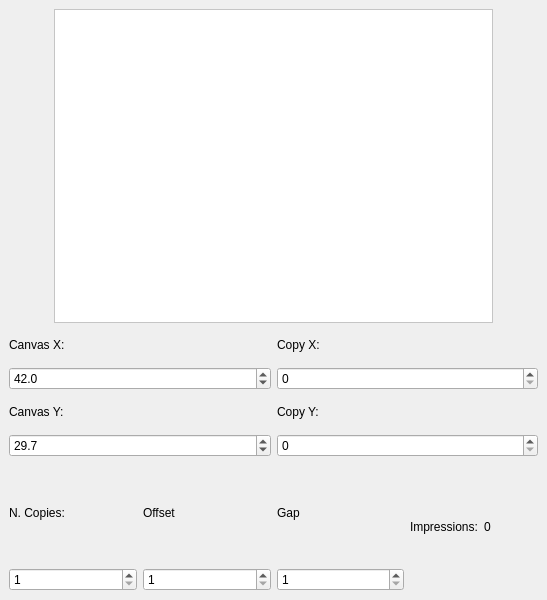
The window that mainwindow.ui (ikerBorr/CanvasPyQT) describes before a commit, drawn with Qt 5.
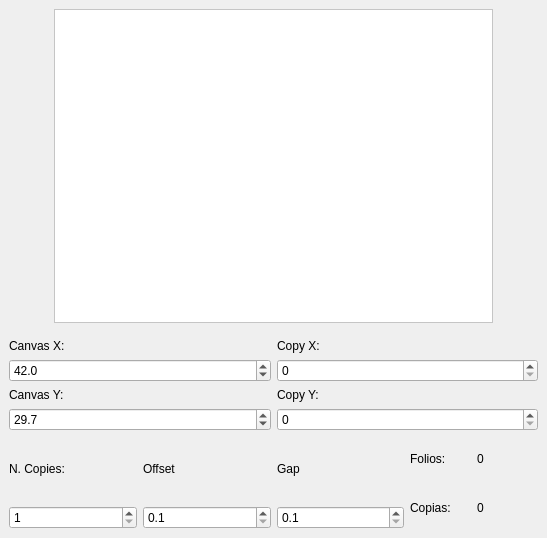
The same window after the commit.

Patch:
```diff
--- a/mainwindow.ui
+++ b/mainwindow.ui
@@ -7,7 +7,7 @@
     <x>0</x>
     <y>0</y>
     <width>547</width>
-    <height>600</height>
+    <height>538</height>
    </rect>
   </property>
   <property name="windowTitle">
@@ -32,6 +32,22 @@
       </item>
      </layout>
     </item>
+    <item>
+     <spacer name="verticalSpacer">
+      <property name="orientation">
+       <enum>Qt::Vertical</enum>
+      </property>
+      <property name="sizeType">
+       <enum>QSizePolicy::Fixed</enum>
+      </property>
+      <property name="sizeHint" stdset="0">
+       <size>
+        <width>20</width>
+        <height>10</height>
+       </size>
+      </property>
+     </spacer>
+    </item>
     <item>
      <layout class="QHBoxLayout" name="horizontalLayout">
       <item>
@@ -126,6 +142,9 @@
           <property name="minimum">
            <number>1</number>
           </property>
+          <property name="maximum">
+           <number>1000</number>
+          </property>
           <property name="value">
            <number>1</number>
           </property>
@@ -143,10 +162,19 @@
          </widget>
         </item>
         <item>
-         <widget class="QSpinBox" name="SPOffset">
-          <property name="minimum">
+         <widget class="QDoubleSpinBox" name="SPOffset">
+          <property name="decimals">
            <number>1</number>
           </property>
+          <property name="minimum">
+           <double>0.100000000000000</double>
+          </property>
+          <property name="singleStep">
+           <double>1.000000000000000</double>
+          </property>
+          <property name="stepType">
+           <enum>QAbstractSpinBox::AdaptiveDecimalStepType</enum>
+          </property>
          </widget>
         </item>
        </layout>
@@ -161,29 +189,57 @@
          </widget>
         </item>
         <item>
-         <widget class="QSpinBox" name="SPGap">
-          <property name="minimum">
+         <widget class="QDoubleSpinBox" name="SPGap">
+          <property name="decimals">
            <number>1</number>
           </property>
+          <property name="minimum">
+           <double>0.100000000000000</double>
+          </property>
+          <property name="stepType">
+           <enum>QAbstractSpinBox::AdaptiveDecimalStepType</enum>
+          </property>
          </widget>
         </item>
        </layout>
       </item>
       <item>
-       <layout class="QHBoxLayout" name="horizontalLayout_2">
+       <layout class="QVBoxLayout" name="verticalLayout_7">
         <item>
-         <widget class="QLabel" name="label_8">
-          <property name="text">
-           <string>Impressions:</string>
-          </property>
-         </widget>
+         <layout class="QHBoxLayout" name="horizontalLayout_2">
+          <item>
+           <widget class="QLabel" name="label_8">
+            <property name="text">
+             <string>Folios:</string>
+            </property>
+           </widget>
+          </item>
+          <item>
+           <widget class="QLabel" name="LBSheet">
+            <property name="text">
+             <string>0</string>
+            </property>
+           </widget>
+          </item>
+         </layout>
         </item>
         <item>
-         <widget class="QLabel" name="LBImpressionsT">
-          <property name="text">
-           <string>0</string>
-          </property>
-         </widget>
+         <layout class="QHBoxLayout" name="horizontalLayout_6">
+          <item>
+           <widget class="QLabel" name="label_10">
+            <property name="text">
+             <string>Copias:</string>
+            </property>
+           </widget>
+          </item>
+          <item>
+           <widget class="QLabel" name="LBCopies">
+            <property name="text">
+             <string>0</string>
+            </property>
+           </widget>
+          </item>
+         </layout>
         </item>
        </layout>
       </item>
```
Left out of the diff: 6 changed lines with no effect on the pictures.
